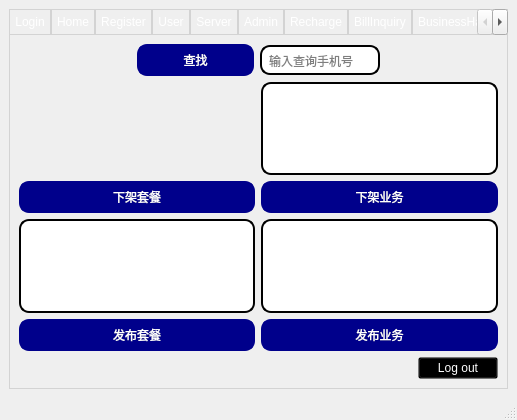
Jackie-Li-0228/SQL-telecharge-system, file src/telecharge.ui: the form before one commit.
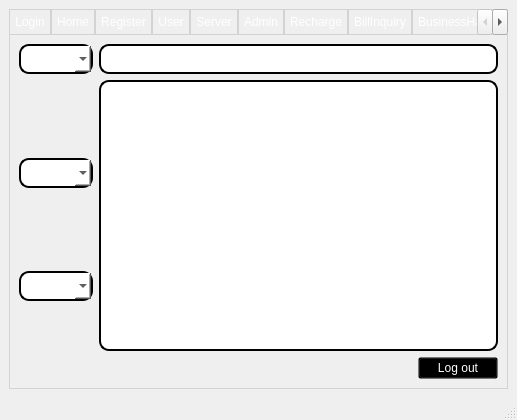
The form after the commit. The open tabs and pages were chosen to show the change. Icons and pictures are not drawn.

Commit message: beautify the ui and add functions

Patch:
```diff
--- a/src/telecharge.ui
+++ b/src/telecharge.ui
@@ -705,6 +705,8 @@
             </property>
            </spacer>
           </item>
+          <item>
+           <layout class="QVBoxLayout" name="verticalLayout_4">
           <item>
            <widget class="QPushButton" name="myPackageButton">
             <property name="styleSheet">
@@ -871,6 +873,8 @@
             </property>
            </widget>
           </item>
+           </layout>
+          </item>
           <item>
            <spacer name="horizontalSpacer_17">
             <property name="orientation">
@@ -1099,47 +1103,114 @@
        <attribute name="title">
         <string>Admin</string>
        </attribute>
-       <layout class="QVBoxLayout" name="verticalLayout_4">
-        <item>
          <layout class="QHBoxLayout" name="horizontalLayout_7">
           <item>
-           <layout class="QHBoxLayout" name="horizontalLayout_8"/>
+         <layout class="QVBoxLayout" name="verticalLayout_10">
+          <item alignment="Qt::AlignLeft">
+           <widget class="QComboBox" name="userComboBox">
+            <property name="styleSheet">
+             <string notr="true">QComboBox {
+border: 2px solid #000000;
+border-radius: 10px;
+background-color: #FFFFFF;
+color: #000000;
+padding: 5px;
+font: 75 9pt &quot;Times New Roman&quot;;
+           }
+QAbstractItemView {
+              background-color: white;
+              color: black;
+           }
+
+           </string>
+            </property>
+           </widget>
           </item>
           <item>
-           <spacer name="horizontalSpacer_21">
+           <spacer name="verticalSpacer_16">
             <property name="orientation">
-             <enum>Qt::Horizontal</enum>
+             <enum>Qt::Vertical</enum>
             </property>
             <property name="sizeHint" stdset="0">
              <size>
-              <width>40</width>
-              <height>20</height>
+              <width>20</width>
+              <height>40</height>
              </size>
             </property>
            </spacer>
           </item>
+          <item alignment="Qt::AlignLeft">
+           <widget class="QComboBox" name="businessComboBox">
+            <property name="styleSheet">
+             <string notr="true">QComboBox {
+border: 2px solid #000000;
+border-radius: 10px;
+background-color: #FFFFFF;
+color: #000000;
+padding: 5px;
+font: 75 9pt &quot;Times New Roman&quot;;
+           }
+QAbstractItemView {
+              background-color: white;
+              color: black;
+           }
+
+           </string>
+            </property>
+           </widget>
+          </item>
           <item>
-           <widget class="QPushButton" name="adminFetchButton">
-            <property name="sizePolicy">
-             <sizepolicy hsizetype="Expanding" vsizetype="Fixed">
-              <horstretch>0</horstretch>
-              <verstretch>0</verstretch>
-             </sizepolicy>
+           <spacer name="verticalSpacer_17">
+            <property name="orientation">
+             <enum>Qt::Vertical</enum>
             </property>
+            <property name="sizeHint" stdset="0">
+             <size>
+              <width>20</width>
+              <height>40</height>
+             </size>
+            </property>
+           </spacer>
+          </item>
+          <item alignment="Qt::AlignLeft">
+           <widget class="QComboBox" name="packageComboBox">
             <property name="styleSheet">
-             <string notr="true">border: 2px solid #00008B;
+             <string notr="true">QComboBox {
+border: 2px solid #000000;
 border-radius: 10px;
-background-color: #00008B;
-color: #FFFFFF;
-padding: 5px;</string>
+background-color: #FFFFFF;
+color: #000000;
+padding: 5px;
+font: 75 9pt &quot;Times New Roman&quot;;
+           }
+QAbstractItemView {
+              background-color: white;
+              color: black;
+           }
+
+           </string>
             </property>
-            <property name="text">
-             <string>查找</string>
-            </property>
            </widget>
           </item>
           <item>
-           <widget class="QLineEdit" name="adminPhoneEdit">
+           <spacer name="verticalSpacer_18">
+            <property name="orientation">
+             <enum>Qt::Vertical</enum>
+            </property>
+            <property name="sizeHint" stdset="0">
+             <size>
+              <width>20</width>
+              <height>40</height>
+             </size>
+            </property>
+           </spacer>
+          </item>
+         </layout>
+        </item>
+        <item>
+         <layout class="QVBoxLayout" name="verticalLayout_12">
+          <item>
+           <widget class="QLineEdit" name="lineEdit">
             <property name="styleSheet">
              <string notr="true">border: 2px solid #000000;
 border-radius: 10px;
@@ -1147,143 +1218,20 @@
 color: #000000;
 padding: 5px;</string>
             </property>
-            <property name="placeholderText">
-             <string>输入查询手机号</string>
-            </property>
            </widget>
           </item>
           <item>
-           <spacer name="horizontalSpacer_22">
-            <property name="orientation">
-             <enum>Qt::Horizontal</enum>
-            </property>
-            <property name="sizeHint" stdset="0">
-             <size>
-              <width>40</width>
-              <height>20</height>
-             </size>
-            </property>
-           </spacer>
-          </item>
-         </layout>
-        </item>
-        <item>
-         <layout class="QGridLayout" name="gridLayout_3">
-          <item row="2" column="1">
-           <widget class="QTableWidget" name="adminAllServicesWidget">
+           <widget class="QListView" name="displayListView">
             <property name="styleSheet">
-             <string notr="true">QTableWidget {
+             <string notr="true">
     border: 2px solid #000000;
     border-radius: 10px;
     background-color: #FFFFFF;
     color: #000000;
     padding: 5px;
-}
 </string>
             </property>
            </widget>
-          </item>
-          <item row="1" column="1">
-           <widget class="QPushButton" name="removeServiceButton">
-            <property name="styleSheet">
-             <string notr="true">border: 2px solid #00008B;
-border-radius: 10px;
-background-color: #00008B;
-color: #FFFFFF;
-padding: 5px;</string>
-            </property>
-            <property name="text">
-             <string>下架业务</string>
-            </property>
-           </widget>
-          </item>
-          <item row="2" column="0">
-           <widget class="QTableWidget" name="adminAllPackagesWidget">
-            <property name="styleSheet">
-             <string notr="true">QTableWidget {
-    border: 2px solid #000000;
-    border-radius: 10px;
-    background-color: #FFFFFF;
-    color: #000000;
-    padding: 5px;
-}
-</string>
-            </property>
-           </widget>
-          </item>
-          <item row="0" column="1">
-           <widget class="QTableWidget" name="adminTransactionsWidget">
-            <property name="styleSheet">
-             <string notr="true">QTableWidget {
-    border: 2px solid #000000;
-    border-radius: 10px;
-    background-color: #FFFFFF;
-    color: #000000;
-    padding: 5px;
-}
-</string>
-            </property>
-           </widget>
-          </item>
-          <item row="1" column="0">
-           <widget class="QPushButton" name="removePackageButton">
-            <property name="styleSheet">
-             <string notr="true">border: 2px solid #00008B;
-border-radius: 10px;
-background-color: #00008B;
-color: #FFFFFF;
-padding: 5px;</string>
-            </property>
-            <property name="text">
-             <string>下架套餐</string>
-            </property>
-           </widget>
-          </item>
-          <item row="3" column="0">
-           <widget class="QPushButton" name="publishPackageButton">
-            <property name="styleSheet">
-             <string notr="true">border: 2px solid #00008B;
-border-radius: 10px;
-background-color: #00008B;
-color: #FFFFFF;
-padding: 5px;</string>
-            </property>
-            <property name="text">
-             <string>发布套餐</string>
-            </property>
-           </widget>
-          </item>
-          <item row="3" column="1">
-           <widget class="QPushButton" name="publishServiceButton">
-            <property name="styleSheet">
-             <string notr="true">border: 2px solid #00008B;
-border-radius: 10px;
-background-color: #00008B;
-color: #FFFFFF;
-padding: 5px;</string>
-            </property>
-            <property name="text">
-             <string>发布业务</string>
-            </property>
-           </widget>
-          </item>
-          <item row="0" column="0">
-           <widget class="QListView" name="adminInfoWidget">
-            <property name="styleSheet">
-             <string notr="true">QListView
- {
-    border: 2px solid #000000;
-    border-radius: 10px;
-    background-color: #FFFFFF;
-    color: #000000;
-    padding: 5px;
-}
-color: #000000;
-</string>
-            </property>
-           </widget>
-          </item>
-         </layout>
         </item>
         <item alignment="Qt::AlignRight">
          <widget class="QPushButton" name="logoutButton_admin">
@@ -1291,6 +1239,8 @@
            <string>Log out</string>
           </property>
          </widget>
+          </item>
+         </layout>
         </item>
        </layout>
       </widget>
```
Left out of the diff: 188 changed lines with no effect on the pictures. Lines whose indentation alone changed are shown as unchanged. The commit also changes 2 other files.
